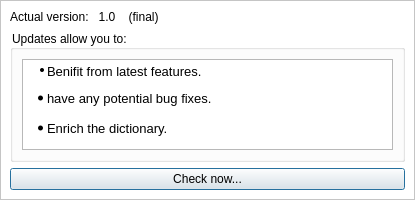
Qt form updates.ui (01walid/Nibras) before a commit.
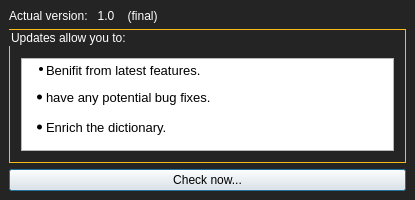
The same form after that commit.

```diff
--- a/updates.ui
+++ b/updates.ui
@@ -23,7 +23,21 @@
    </size>
   </property>
   <property name="windowTitle">
-   <string>About Nibras</string>
+   <string>Update</string>
+  </property>
+  <property name="styleSheet">
+   <string notr="true">#frame {
+	border: none;
+	background: #242424;
+}
+
+#frame QLabel {
+ 	color: white;
+}
+#groupBox{
+	color: white;
+	border: 1px solid #fbba1b;
+}</string>
   </property>
   <layout class="QHBoxLayout" name="horizontalLayout">
    <property name="margin">
@@ -32,7 +46,7 @@
    <item>
     <widget class="QFrame" name="frame">
      <property name="styleSheet">
-      <string notr="true">background: white;</string>
+      <string notr="true"/>
      </property>
      <property name="frameShape">
       <enum>QFrame::StyledPanel</enum>
@@ -53,7 +67,23 @@
         <property name="title">
          <string>Updates allow you to: </string>
         </property>
+        <property name="flat">
+         <bool>true</bool>
+        </property>
         <layout class="QVBoxLayout" name="verticalLayout">
+         <item>
+          <spacer name="verticalSpacer">
+           <property name="orientation">
+            <enum>Qt::Vertical</enum>
+           </property>
+           <property name="sizeHint" stdset="0">
+            <size>
+             <width>20</width>
+             <height>40</height>
+            </size>
+           </property>
+          </spacer>
+         </item>
          <item>
           <widget class="QTextBrowser" name="textBrowser">
            <property name="styleSheet">
```
